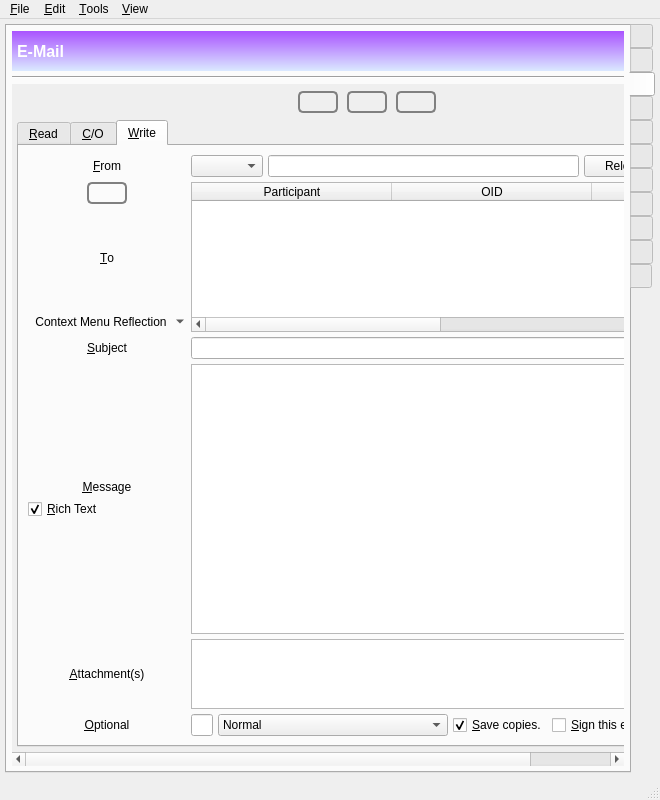
First picture: the form in branches/trunk/GoldBug-UI/spot-on-controlcenter.ui, repository textbrowser/spot-on, before the edit.
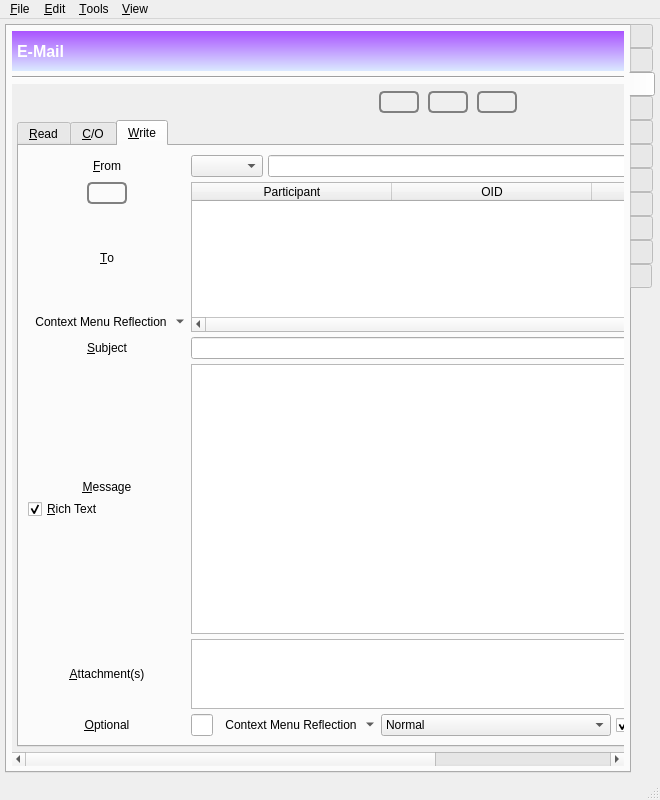
Second picture: the form after the edit. The open tabs and pages were chosen to show the change. Icons and pictures are not drawn. Custom widgets are drawn as their Qt base class.

The edit to the form file:
```diff
--- a/branches/trunk/GoldBug-UI/spot-on-controlcenter.ui
+++ b/branches/trunk/GoldBug-UI/spot-on-controlcenter.ui
@@ -1270,8 +1270,8 @@
             <rect>
              <x>0</x>
              <y>0</y>
-             <width>680</width>
-             <height>484</height>
+             <width>720</width>
+             <height>669</height>
             </rect>
            </property>
            <layout class="QVBoxLayout" name="verticalLayout_55">
@@ -2410,6 +2410,26 @@
                       </property>
                      </widget>
                     </item>
+                    <item>
+                     <widget class="QToolButton" name="emailSecrets">
+                      <property name="toolTip">
+                       <string>Secret Streams</string>
+                      </property>
+                      <property name="text">
+                       <string>Context Menu Reflection</string>
+                      </property>
+                      <property name="icon">
+                       <iconset resource="../Icons/icons.qrc">
+                        <normaloff>:/generic/menu.png</normaloff>:/generic/menu.png</iconset>
+                      </property>
+                      <property name="popupMode">
+                       <enum>QToolButton::MenuButtonPopup</enum>
+                      </property>
+                      <property name="autoRaise">
+                       <bool>true</bool>
+                      </property>
+                     </widget>
+                    </item>
                     <item>
                      <widget class="QComboBox" name="email_fs_gb">
                       <property name="currentIndex">
```
Left out of the diff: 25 changed lines with no effect on the pictures.
